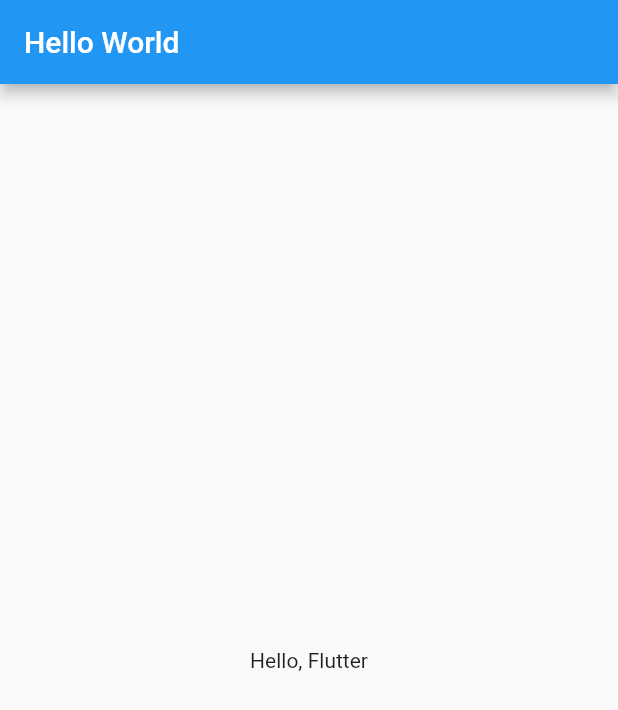
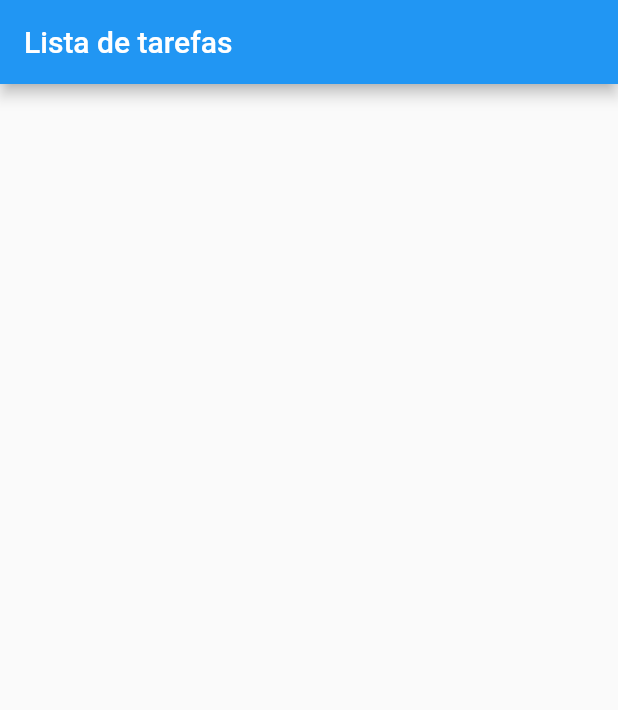
Before and after one commit to KevinCOliveira/Projeto-Flutter, a Flutter app: the screen it shows after launch, on a phone screen of 412 x 824 dp. Shown: the top 710 px of the screen. Run offline on Flutter 3.47's test engine with Material 2 defaults, Android fonts, the phone set to English and light mode, and no system bars.

Commit message:
Parte 1 - criação lista de tarefas

```diff
--- a/flutter_application_1/lib/main.dart
+++ b/flutter_application_1/lib/main.dart
@@ -1,22 +1,28 @@
 import 'package:flutter/material.dart';
 
-void main () {
-  runApp(new HelloWorldScreen());
+void main (){
+  runApp(new ListaTarefasApp());
+
 }
 
-class HelloWorldScreen extends StatelessWidget {
+class ListaTarefasApp extends StatelessWidget {
+
   @override
   Widget build(BuildContext context) {
-    return MaterialApp(
-      home: Scaffold(
-        appBar: AppBar(
-          title: Text('Hello World')
-        ),
-        body: Center(
-          child: Text('Hello, Flutter')
-          )
-      )
+    return new MaterialApp(
+      home: new ListaScreen()
     );
   }
 
 }
+
+class ListaScreen extends StatelessWidget {   @override
+  Widget build(BuildContext context) {
+    return new Scaffold(
+        appBar: new AppBar(
+          title: new Text("Lista de tarefas"),
+        ),
+        body: Column(),
+      );
+  }
+}
```
Also changed, not shown: flutter_application_1/lib/tarefa.dart (added, +15 -0 lines).
